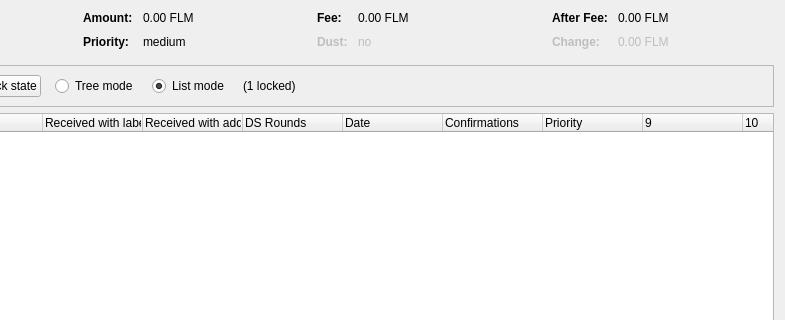
The window that src/qt/forms/coincontroldialog.ui (folm/folm) describes before a commit, drawn with Qt 5; both pictures show x 169 to 954 and y 0 to 320 of the 954 by 500 pixel window.
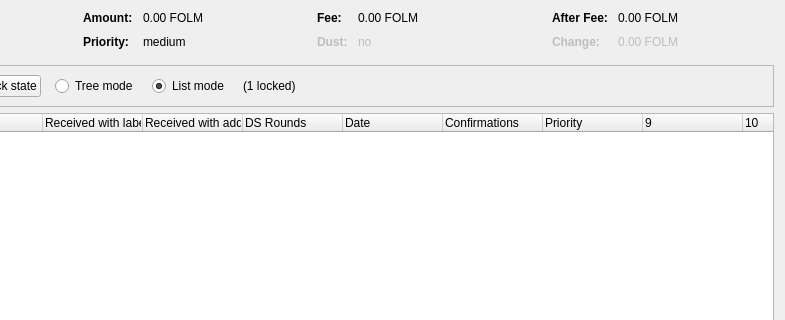
The same window after the commit. Custom widgets are drawn as their Qt base class.

Diff of the .ui file:
```diff
--- a/src/qt/forms/coincontroldialog.ui
+++ b/src/qt/forms/coincontroldialog.ui
@@ -132,7 +132,7 @@
           <enum>Qt::ActionsContextMenu</enum>
          </property>
          <property name="text">
-          <string notr="true">0.00 FLM</string>
+          <string notr="true">0.00 FOLM</string>
          </property>
          <property name="textInteractionFlags">
           <set>Qt::LinksAccessibleByMouse|Qt::TextSelectableByKeyboard|Qt::TextSelectableByMouse</set>
@@ -206,7 +206,7 @@
           <enum>Qt::ActionsContextMenu</enum>
          </property>
          <property name="text">
-          <string notr="true">0.00 FLM</string>
+          <string notr="true">0.00 FOLM</string>
          </property>
          <property name="textInteractionFlags">
           <set>Qt::LinksAccessibleByMouse|Qt::TextSelectableByKeyboard|Qt::TextSelectableByMouse</set>
@@ -286,7 +286,7 @@
           <enum>Qt::ActionsContextMenu</enum>
          </property>
          <property name="text">
-          <string notr="true">0.00 FLM</string>
+          <string notr="true">0.00 FOLM</string>
          </property>
          <property name="textInteractionFlags">
           <set>Qt::LinksAccessibleByMouse|Qt::TextSelectableByKeyboard|Qt::TextSelectableByMouse</set>
@@ -321,7 +321,7 @@
           <enum>Qt::ActionsContextMenu</enum>
          </property>
          <property name="text">
-          <string notr="true">0.00 FLM</string>
+          <string notr="true">0.00 FOLM</string>
          </property>
          <property name="textInteractionFlags">
           <set>Qt::LinksAccessibleByMouse|Qt::TextSelectableByKeyboard|Qt::TextSelectableByMouse</set>
```
